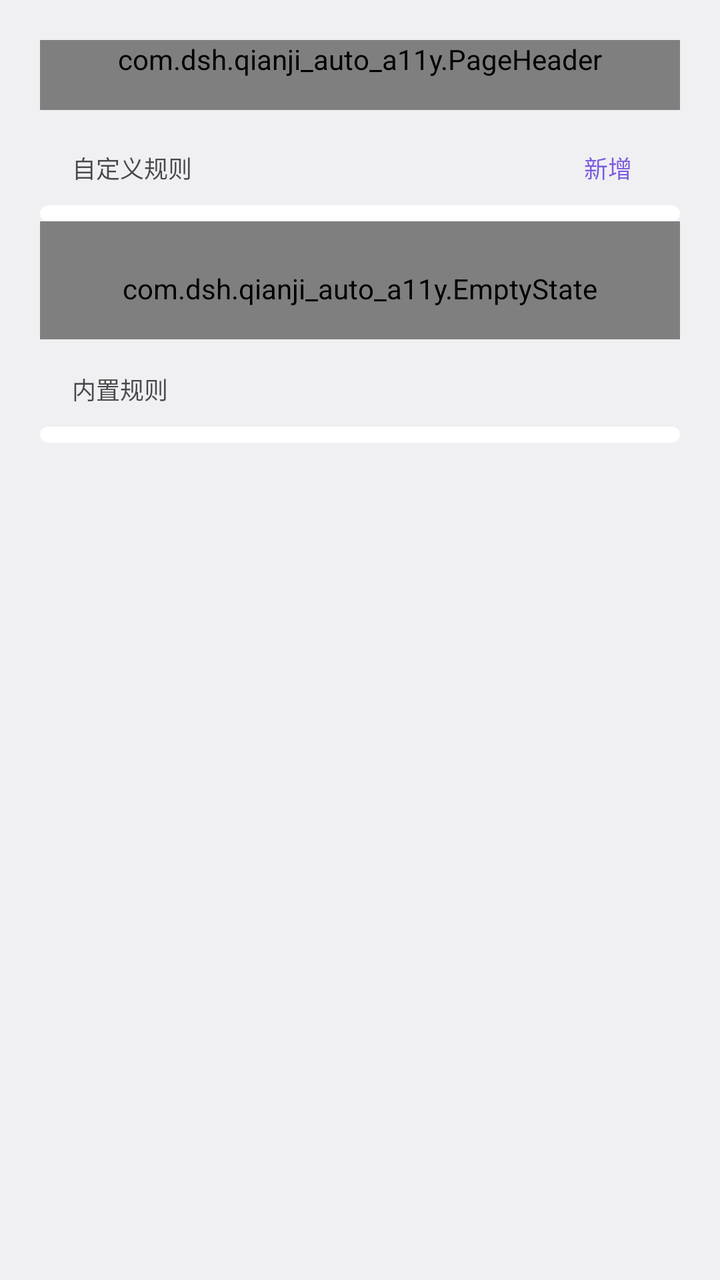
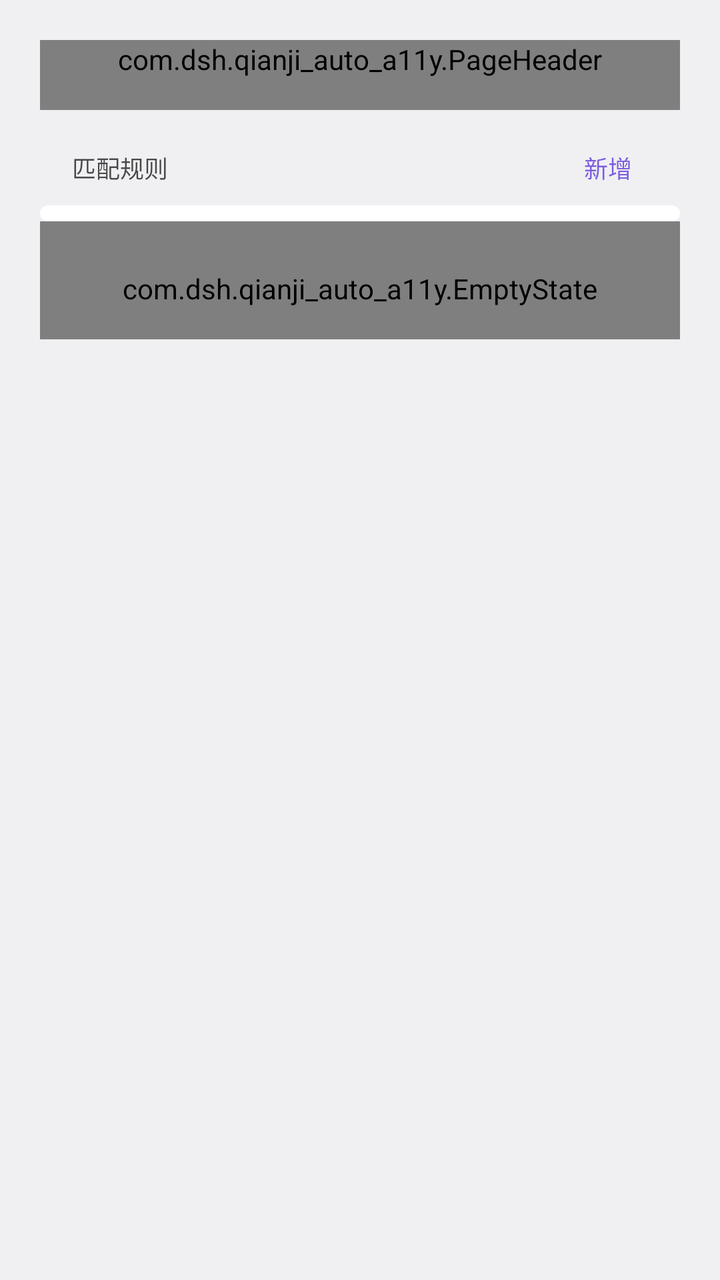

Screens rendered from an Android XML layout before and after an edit, with the pre-edit source and the edit as a unified diff.
<!-- AndroidManifest.xml: activity theme Theme.AutoQianji.Page -->
<!-- res/layout/activity_rules.xml -->
<?xml version="1.0" encoding="utf-8"?>
<ScrollView xmlns:android="http://schemas.android.com/apk/res/android"
    xmlns:app="http://schemas.android.com/apk/res-auto"
    android:id="@+id/pageScroll"
    android:layout_width="match_parent"
    android:layout_height="match_parent"
    android:fitsSystemWindows="true">

    <LinearLayout
        android:layout_width="match_parent"
        android:layout_height="wrap_content"
        android:orientation="vertical"
        android:paddingStart="20dp"
        android:paddingTop="20dp"
        android:paddingEnd="20dp"
        android:paddingBottom="24dp">

        <com.dsh.qianji_auto_a11y.PageHeader
                android:id="@+id/pageHeader"
                android:layout_width="match_parent"
                android:layout_height="wrap_content"
                android:paddingBottom="16dp"
                app:headerTitle="分类匹配规则"
                app:headerSubtitle="先匹配自定义规则，再匹配内置规则；组内从上到下，命中即停。" />

<LinearLayout
            android:layout_width="match_parent"
            android:layout_height="wrap_content"
            android:gravity="center_vertical"
            android:orientation="horizontal"
            android:paddingStart="16dp"
            android:paddingTop="16dp"
            android:paddingEnd="16dp"
            android:paddingBottom="6dp">

            <TextView
                android:id="@+id/tvCustomLabel"
                style="@style/SectionLabel"
                android:layout_width="0dp"
                android:layout_height="wrap_content"
                android:layout_weight="1"
                android:paddingStart="0dp"
                android:paddingTop="0dp"
                android:paddingBottom="0dp"
                android:text="自定义规则" />

            <TextView
                android:id="@+id/btnAddRule"
                android:layout_width="wrap_content"
                android:layout_height="wrap_content"
                android:background="?android:attr/selectableItemBackground"
                android:paddingStart="8dp"
                android:paddingTop="4dp"
                android:paddingEnd="8dp"
                android:paddingBottom="4dp"
                android:text="新增"
                android:textColor="@color/accent"
                android:textSize="12sp" />
        </LinearLayout>

        <LinearLayout
            android:id="@+id/cardCustom"
            android:layout_width="match_parent"
            android:layout_height="wrap_content"
            android:background="@drawable/notif_bg"
            android:clipToOutline="true"
            android:orientation="vertical"
            android:paddingTop="4dp"
            android:paddingBottom="4dp">

            <androidx.recyclerview.widget.RecyclerView
                android:id="@+id/rvCustom"
                android:layout_width="match_parent"
                android:layout_height="wrap_content"
                android:nestedScrollingEnabled="false"
                android:overScrollMode="never" />
        </LinearLayout>
        <com.dsh.qianji_auto_a11y.EmptyState
            android:id="@+id/tvEmpty"
            android:layout_width="match_parent"
            android:layout_height="wrap_content"
            android:paddingTop="24dp"
            android:paddingBottom="16dp"
            app:emptyIcon="@drawable/ic_line_list"
            app:emptyTitle="还没有自定义规则"
            app:emptyHint="没命中的商户会继续用下面的内置规则" />
<LinearLayout
            android:layout_width="match_parent"
            android:layout_height="wrap_content"
            android:paddingStart="16dp"
            android:paddingTop="16dp"
            android:paddingEnd="16dp"
            android:paddingBottom="6dp"
            android:gravity="center_vertical"
            android:orientation="horizontal">

            <TextView
                android:id="@+id/tvBuiltinLabel"
                style="@style/SectionLabel"
                android:layout_width="0dp"
                android:layout_height="wrap_content"
                android:layout_weight="1"
                android:paddingStart="0dp"
                android:paddingTop="0dp"
                android:paddingBottom="0dp"
                android:text="内置规则" />
        </LinearLayout>

        <LinearLayout
            android:id="@+id/cardBuiltin"
            android:layout_width="match_parent"
            android:layout_height="wrap_content"
            android:layout_marginTop="4dp"
            android:background="@drawable/notif_bg"
            android:clipToOutline="true"
            android:orientation="vertical"
            android:paddingTop="4dp"
            android:paddingBottom="4dp">

            <androidx.recyclerview.widget.RecyclerView
                android:id="@+id/rvBuiltin"
                android:layout_width="match_parent"
                android:layout_height="wrap_content"
                android:nestedScrollingEnabled="false"
                android:overScrollMode="never" />
        </LinearLayout>
    </LinearLayout>
</ScrollView>
<!-- resources referenced by this layout -->
<resources>
  <color name="accent">#FF7C5CE0</color>
  <!-- drawable ic_line_list (drawable) -->
  <?xml version="1.0" encoding="utf-8"?>
  <vector xmlns:android="http://schemas.android.com/apk/res/android"
      android:width="24dp"
      android:height="24dp"
      android:viewportWidth="24"
      android:viewportHeight="24">
      <path
          android:pathData="M4,6 H20 M4,12 H20 M4,18 H20"
          android:strokeColor="@color/icon_primary"
          android:strokeWidth="1.7"
          android:strokeLineCap="round"
          android:strokeLineJoin="round"
          android:fillColor="@android:color/transparent" />
  </vector>
  <!-- drawable notif_bg (drawable) -->
  <?xml version="1.0" encoding="utf-8"?>
  <shape xmlns:android="http://schemas.android.com/apk/res/android"
      android:shape="rectangle">
      <solid android:color="@color/card_bg" />
      <corners android:radius="20dp" />
  </shape>
  <style name="SectionLabel">
          <item name="android:textSize">12sp</item>
          <item name="android:textColor">@color/text_secondary</item>
          <item name="android:paddingTop">16dp</item>
          <item name="android:paddingBottom">6dp</item>
          <item name="android:paddingStart">16dp</item>
          <item name="android:paddingEnd">16dp</item>
      </style>
  <style name="Theme.AutoQianji.Page" parent="Theme.AutoQianji" />
  <color name="icon_primary">#FF101012</color>
  <color name="card_bg">#FFFFFFFF</color>
  <color name="text_secondary">#B3000000</color>
  <style name="Theme.AutoQianji" parent="Theme.Material3.DayNight.NoActionBar">
          <item name="android:windowBackground">@color/app_bg</item>
          <item name="android:statusBarColor">@android:color/transparent</item>
          <item name="android:windowLightStatusBar">true</item>
      </style>
  <color name="app_bg">#FFF0F0F3</color>
</resources>

<!-- the commit's change to res/layout/activity_rules.xml (unified diff, before → after) -->
@@ -16,14 +16,14 @@
         android:paddingBottom="24dp">
 
         <com.dsh.qianji_auto_a11y.PageHeader
-                android:id="@+id/pageHeader"
-                android:layout_width="match_parent"
-                android:layout_height="wrap_content"
-                android:paddingBottom="16dp"
-                app:headerTitle="分类匹配规则"
-                app:headerSubtitle="先匹配自定义规则，再匹配内置规则；组内从上到下，命中即停。" />
+            android:id="@+id/pageHeader"
+            android:layout_width="match_parent"
+            android:layout_height="wrap_content"
+            android:paddingBottom="16dp"
+            app:headerTitle="分类匹配规则"
+            app:headerSubtitle="从上到下依次匹配商户文本，命中即停；目标分类要已经导入过才生效。" />
 
-<LinearLayout
+        <LinearLayout
             android:layout_width="match_parent"
             android:layout_height="wrap_content"
             android:gravity="center_vertical"
@@ -42,7 +42,7 @@
                 android:paddingStart="0dp"
                 android:paddingTop="0dp"
                 android:paddingBottom="0dp"
-                android:text="自定义规则" />
+                android:text="匹配规则" />
 
             <TextView
                 android:id="@+id/btnAddRule"
@@ -75,6 +75,7 @@
                 android:nestedScrollingEnabled="false"
                 android:overScrollMode="never" />
         </LinearLayout>
+
         <com.dsh.qianji_auto_a11y.EmptyState
             android:id="@+id/tvEmpty"
             android:layout_width="match_parent"
@@ -82,47 +83,7 @@
             android:paddingTop="24dp"
             android:paddingBottom="16dp"
             app:emptyIcon="@drawable/ic_line_list"
-            app:emptyTitle="还没有自定义规则"
-            app:emptyHint="没命中的商户会继续用下面的内置规则" />
-<LinearLayout
-            android:layout_width="match_parent"
-            android:layout_height="wrap_content"
-            android:paddingStart="16dp"
-            android:paddingTop="16dp"
-            android:paddingEnd="16dp"
-            android:paddingBottom="6dp"
-            android:gravity="center_vertical"
-            android:orientation="horizontal">
-
-            <TextView
-                android:id="@+id/tvBuiltinLabel"
-                style="@style/SectionLabel"
-                android:layout_width="0dp"
-                android:layout_height="wrap_content"
-                android:layout_weight="1"
-                android:paddingStart="0dp"
-                android:paddingTop="0dp"
-                android:paddingBottom="0dp"
-                android:text="内置规则" />
-        </LinearLayout>
-
-        <LinearLayout
-            android:id="@+id/cardBuiltin"
-            android:layout_width="match_parent"
-            android:layout_height="wrap_content"
-            android:layout_marginTop="4dp"
-            android:background="@drawable/notif_bg"
-            android:clipToOutline="true"
-            android:orientation="vertical"
-            android:paddingTop="4dp"
-            android:paddingBottom="4dp">
-
-            <androidx.recyclerview.widget.RecyclerView
-                android:id="@+id/rvBuiltin"
-                android:layout_width="match_parent"
-                android:layout_height="wrap_content"
-                android:nestedScrollingEnabled="false"
-                android:overScrollMode="never" />
-        </LinearLayout>
+            app:emptyTitle="还没有匹配规则"
+            app:emptyHint="点右上角「新增」添加，例如 瑞幸 → 零食 / 奶茶" />
     </LinearLayout>
 </ScrollView>
